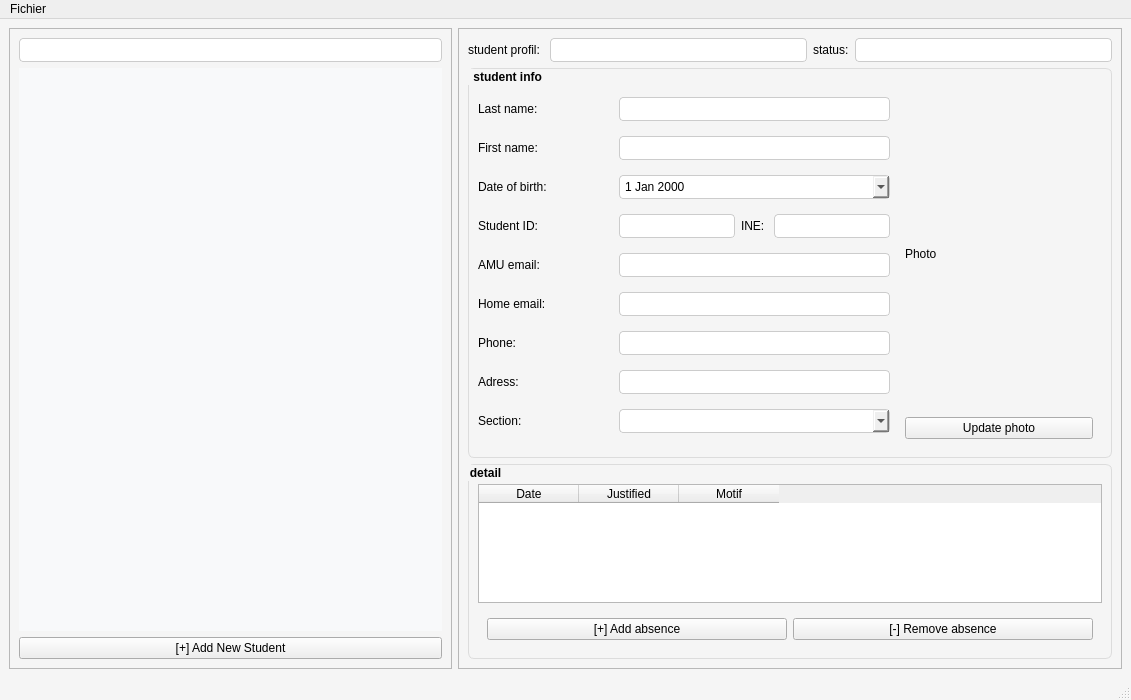
First picture: the form in Klass/mainwindow.ui, repository Stratore/Klass, before the edit.
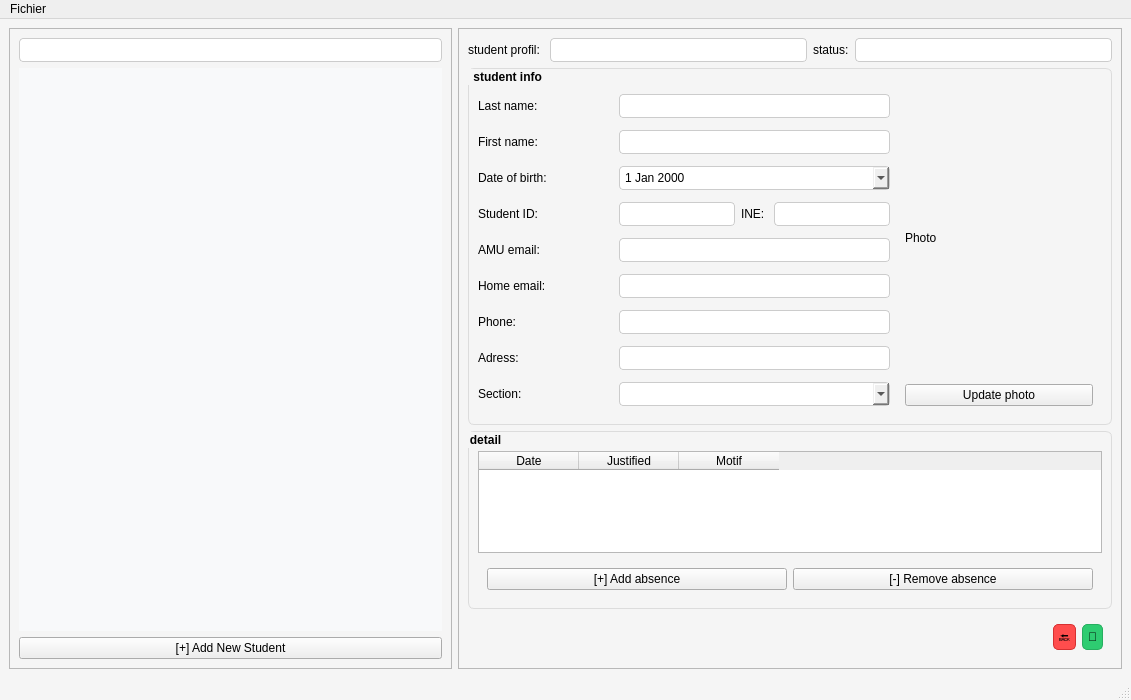
Second picture: the form after the edit.

Diff of the .ui file:
```diff
--- a/Klass/mainwindow.ui
+++ b/Klass/mainwindow.ui
@@ -106,7 +106,7 @@
       <property name="frameShadow">
        <enum>QFrame::Shadow::Raised</enum>
       </property>
-      <layout class="QVBoxLayout" name="verticalLayout_2" stretch="0,6,3">
+      <layout class="QVBoxLayout" name="verticalLayout_2" stretch="0,6,3,0">
        <item>
         <layout class="QHBoxLayout" name="horizontalLayout" stretch="0,0,0,0">
          <item>
@@ -320,6 +320,83 @@
          </layout>
         </widget>
        </item>
+       <item>
+        <widget class="QWidget" name="widget_3" native="true">
+         <layout class="QHBoxLayout" name="horizontalLayout_6">
+          <item>
+           <spacer name="horizontalSpacer">
+            <property name="orientation">
+             <enum>Qt::Orientation::Horizontal</enum>
+            </property>
+            <property name="sizeHint" stdset="0">
+             <size>
+              <width>40</width>
+              <height>20</height>
+             </size>
+            </property>
+           </spacer>
+          </item>
+          <item>
+           <widget class="QPushButton" name="pushButton_back">
+            <property name="maximumSize">
+             <size>
+              <width>100</width>
+              <height>100</height>
+             </size>
+            </property>
+            <property name="styleSheet">
+             <string notr="true">QPushButton {
+    background-color: #ff4d4d; 
+    border: 1px solid #d63031;
+    border-radius: 5px;      
+    padding: 5px;
+}
+
+QPushButton:hover {
+    background-color: #ff7675; 
+}
+
+QPushButton:pressed {
+    background-color: #c23616;
+}</string>
+            </property>
+            <property name="text">
+             <string>🔙</string>
+            </property>
+           </widget>
+          </item>
+          <item>
+           <widget class="QPushButton" name="pushButton_save">
+            <property name="maximumSize">
+             <size>
+              <width>100</width>
+              <height>100</height>
+             </size>
+            </property>
+            <property name="styleSheet">
+             <string notr="true">QPushButton {
+    background-color: #2ecc71;
+    border: 1px solid #27ae60;
+    border-radius: 5px;
+    padding: 5px;
+}
+
+QPushButton:hover {
+    background-color: #52de97; 
+}
+
+QPushButton:pressed {
+    background-color: #219653; 
+}</string>
+            </property>
+            <property name="text">
+             <string>💾</string>
+            </property>
+           </widget>
+          </item>
+         </layout>
+        </widget>
+       </item>
       </layout>
      </widget>
     </item>
```
